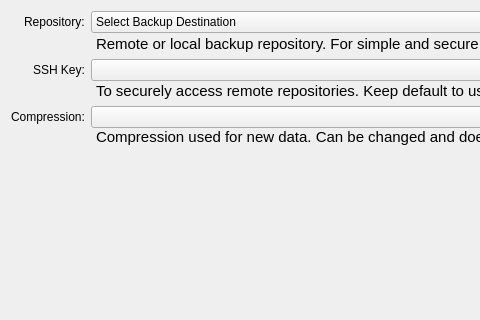
Before: the Qt Designer form src/vorta/assets/UI/repotab.ui in borgbase/vorta, drawn with Qt 5; both pictures show x 0 to 480 and y 0 to 320 of the 831 by 461 pixel window.
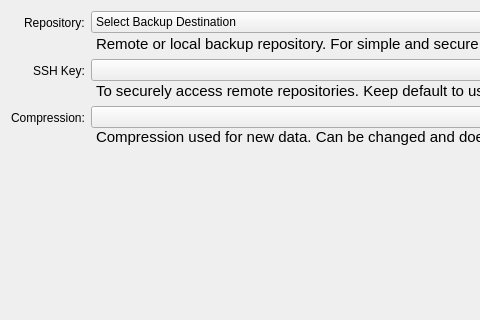
After: the same form once the commit is applied.

Commit message: Fix label colour not changing on dark mode change. By @samuel-w (#757)

```diff
--- a/src/vorta/assets/UI/repotab.ui
+++ b/src/vorta/assets/UI/repotab.ui
@@ -51,14 +51,11 @@
          <height>0</height>
         </size>
        </property>
-       <property name="styleSheet">
-        <string notr="true">margin-top: 4;</string>
-       </property>
        <property name="text">
         <string>Repository:</string>
        </property>
        <property name="alignment">
-        <set>Qt::AlignLeading|Qt::AlignLeft|Qt::AlignTop</set>
+        <set>Qt::AlignLeading|Qt::AlignLeft|Qt::AlignVCenter</set>
        </property>
        <property name="wordWrap">
         <bool>true</bool>
@@ -163,14 +160,11 @@
          <height>0</height>
         </size>
        </property>
-       <property name="styleSheet">
-        <string notr="true">margin-top: 4;</string>
-       </property>
        <property name="text">
         <string>SSH Key:</string>
        </property>
        <property name="alignment">
-        <set>Qt::AlignLeading|Qt::AlignLeft|Qt::AlignTop</set>
+        <set>Qt::AlignLeading|Qt::AlignLeft|Qt::AlignVCenter</set>
        </property>
        <property name="wordWrap">
         <bool>true</bool>
@@ -248,14 +242,11 @@
          <height>0</height>
         </size>
        </property>
-       <property name="styleSheet">
-        <string notr="true">margin-top: 4;</string>
-       </property>
        <property name="text">
         <string>Compression:</string>
        </property>
        <property name="alignment">
-        <set>Qt::AlignLeading|Qt::AlignLeft|Qt::AlignTop</set>
+        <set>Qt::AlignLeading|Qt::AlignLeft|Qt::AlignVCenter</set>
        </property>
        <property name="wordWrap">
         <bool>true</bool>
```
Left out of the diff: 4 changed lines with no effect on the pictures.
